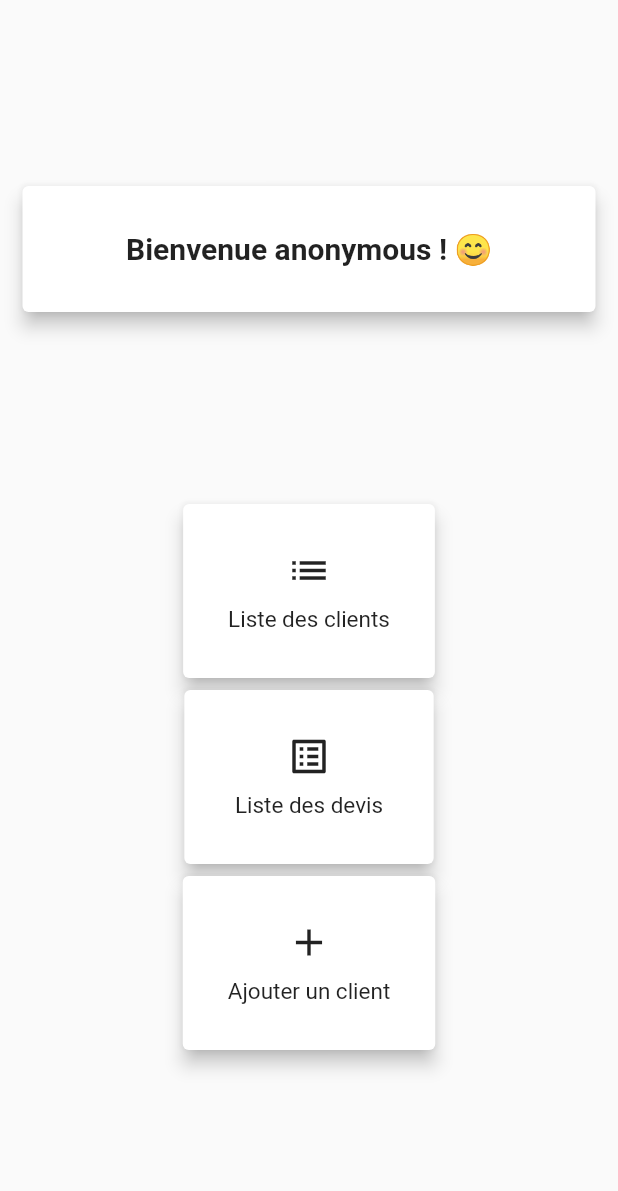
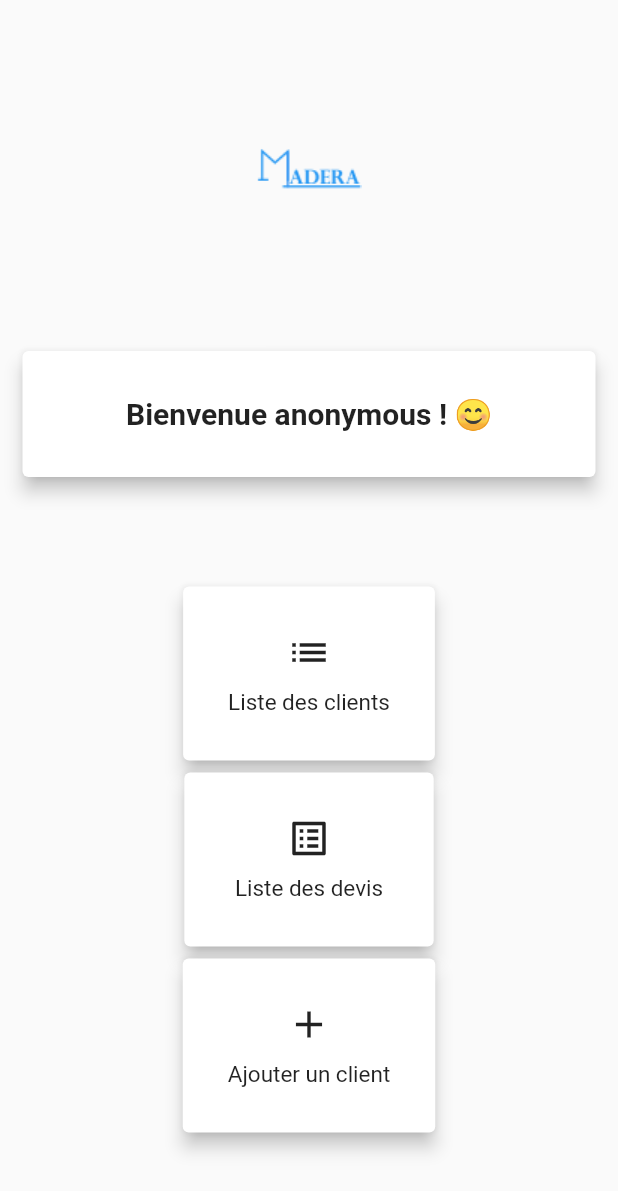
Before and after one commit to lelou27/MaderaApplicationMobile, a Flutter app: the HomePage screen opened directly, on a phone screen of 412 x 824 dp. Shown: the top 1191 px of the screen. Run offline on Flutter 3.47's test engine with Material 2 defaults, Android fonts, the phone set to English and light mode, and no system bars; our stand-ins replace dio, flutter_map, geocoding, image_picker, latlong2, shared_preferences; missing offline and left inert: flutter_scroll_to_top; accounts and stored records are empty.

Commit message:
COrrection retour et bandeau

```diff
--- a/lib/components/CardHome.dart
+++ b/lib/components/CardHome.dart
@@ -29,6 +29,7 @@ class _CardHomeState extends State<CardHome> {
               size: 30,
             ),
             onPressed: () {
+
               Navigator.push(
                 context,
                 MaterialPageRoute(
--- a/lib/main.dart
+++ b/lib/main.dart
@@ -73,7 +73,6 @@ class _MyHomePageState extends State<MyHomePage> {
 
     return SafeArea(
       child: Scaffold(
-        appBar: getAppBar(context),
         body: Center(
           child: HomePage(),
         ),
--- a/lib/page/Home.dart
+++ b/lib/page/Home.dart
@@ -5,6 +5,7 @@ import 'package:madera_mobile/classes/Clients.dart';
 import 'package:madera_mobile/components/CardHome.dart';
 import 'package:madera_mobile/components/ListClient.dart';
 import 'package:madera_mobile/components/ListDevis.dart';
+import 'package:madera_mobile/components/MaderaAppBar.dart';
 import 'package:madera_mobile/globals.dart';
 
 class HomePage extends StatefulWidget {
@@ -17,10 +18,19 @@ class _HomePageState extends State<HomePage> {
   Widget build(BuildContext context) {
     final isLandscape = MediaQuery.of(context).orientation == Orientation.landscape;
 
-    return Container(
+    return SafeArea(
+      child: Scaffold(
+        //appBar: getAppBar(context),
+        body: Container(
           child: Column(
             mainAxisAlignment: MainAxisAlignment.spaceEvenly,
             children: [
+              Image.asset(
+                "assets/imgs/logohome.png",
+                width: 100,
+                height: 100,
+              ),
+
               Row(
                 mainAxisAlignment: MainAxisAlignment.spaceEvenly,
                 children: [
@@ -62,6 +72,10 @@ class _HomePageState extends State<HomePage> {
               ),
             ],
           ),
-    );
+        ),
+      ),
+    )
+
+      ;
   }
 }
--- a/pubspec.yaml
+++ b/pubspec.yaml
@@ -56,6 +56,7 @@ flutter:
   assets:
     - assets/imgs/default.jpg
     - assets/imgs/logo.png
+    - assets/imgs/logohome.png
   #   - images/a_dot_ham.jpeg
 
   # An image asset can refer to one or more resolution-specific "variants", see
```
Also changed, not shown: lib/components/MaderaAppBar.dart (+20 -5 lines), assets/imgs/logohome.png (added), pubspec.lock. Lines whose indentation alone changed are shown as unchanged.
